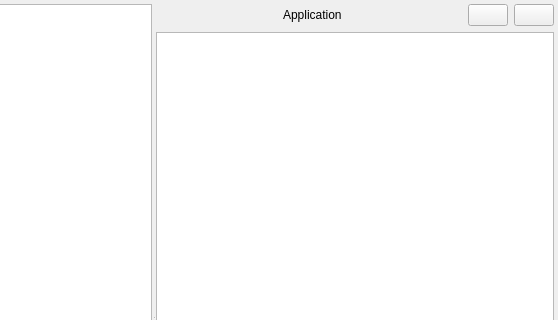
This is src/mainwindow.ui in seird/gotify-tray-cpp as Qt 5 draws it before an edit; both pictures show x 251 to 809 and y 0 to 320 of the 809 by 647 pixel window. The edited form follows.
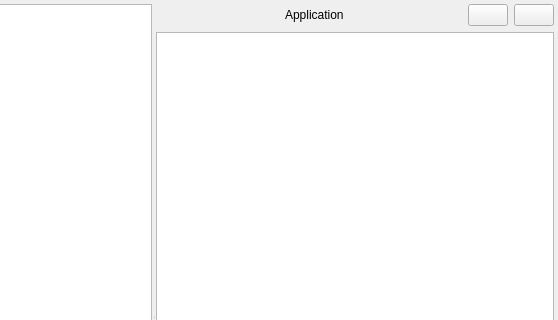
This is the edited form. Custom widgets are drawn as their Qt base class.

Commit message: add a spacer to the left of the status widget

Diff of the .ui file:
```diff
--- a/src/mainwindow.ui
+++ b/src/mainwindow.ui
@@ -41,6 +41,22 @@
        <layout class="QVBoxLayout" name="verticalLayout_2">
         <item>
          <layout class="QHBoxLayout" name="horizontalLayout">
+          <item>
+           <spacer name="horizontalSpacer_3">
+            <property name="orientation">
+             <enum>Qt::Orientation::Horizontal</enum>
+            </property>
+            <property name="sizeType">
+             <enum>QSizePolicy::Policy::Fixed</enum>
+            </property>
+            <property name="sizeHint" stdset="0">
+             <size>
+              <width>5</width>
+              <height>20</height>
+             </size>
+            </property>
+           </spacer>
+          </item>
           <item>
            <widget class="StatusWidget" name="statusWidget" native="true"/>
           </item>
```
Left out of the diff: 12 changed lines with no effect on the pictures.
